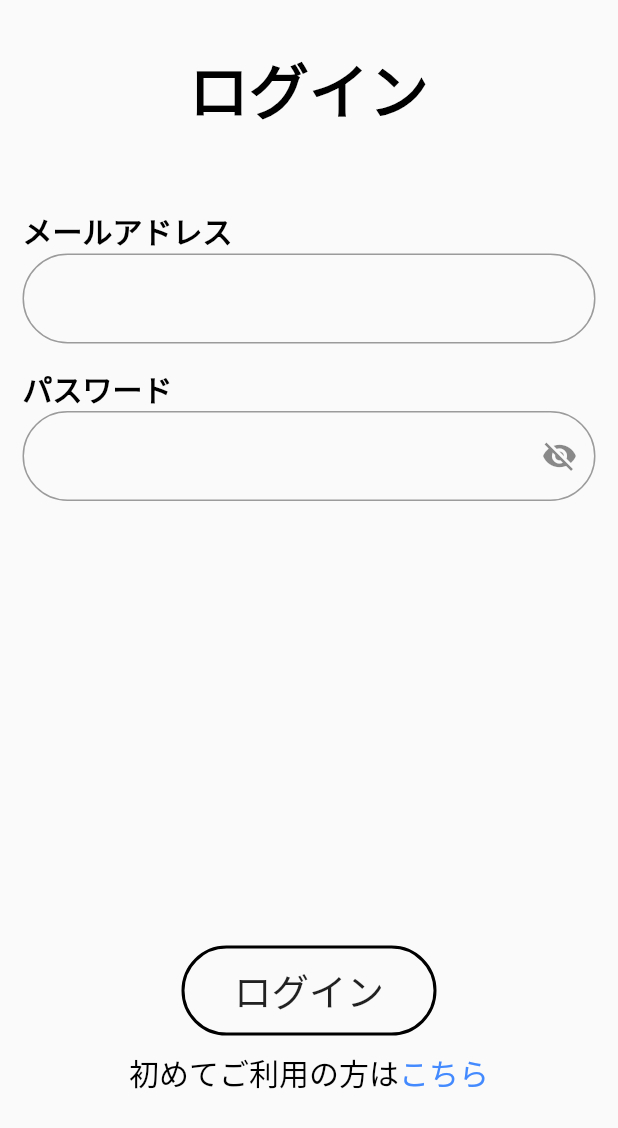
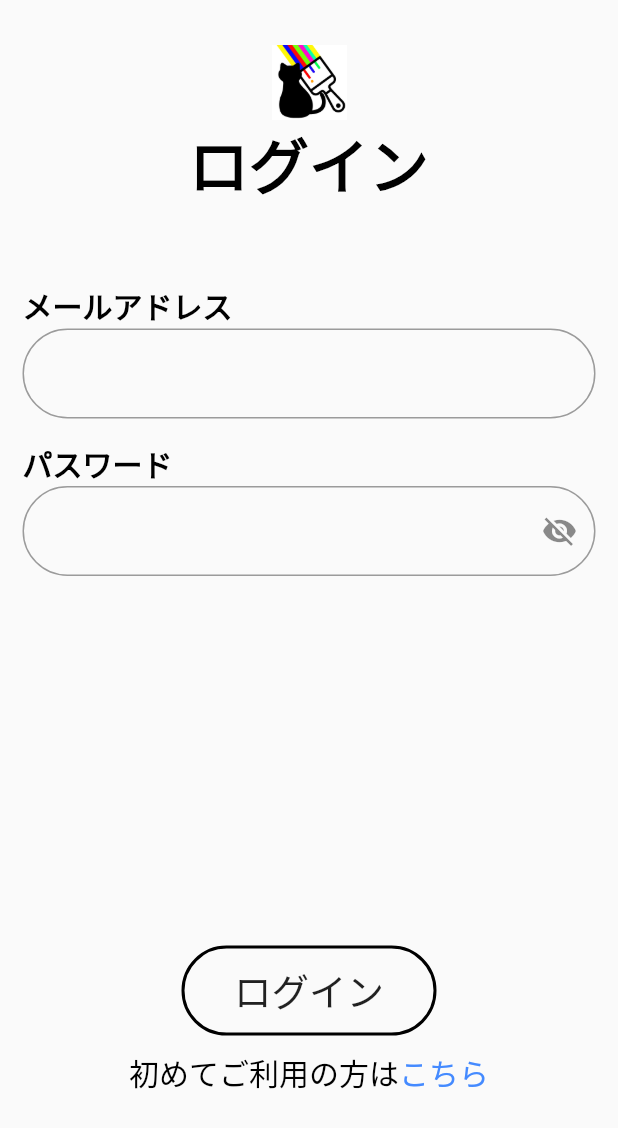
Before and after one commit to KimiMasa1021/HandWrittenMemo-App, a Flutter app: the screen it shows after launch, on a phone screen of 412 x 824 dp. Shown: the top 1128 px of the screen. Run offline on Flutter 3.47's test engine with Material 2 defaults, Android fonts, the phone set to English and light mode, and no system bars; our stand-ins replace cached_network_image, cloud_firestore, firebase_auth, firebase_core, firebase_storage, flutter_colorpicker and 5 more; missing offline and left inert: unity_ads_plugin; accounts and stored records are empty.

Commit message:
🐧ピヨピヨ

```diff
--- a/lib/common/shared/loading.dart
+++ b/lib/common/shared/loading.dart
@@ -11,6 +11,7 @@ class Loading extends StatelessWidget {
     return Scaffold(
       body: Center(
         child: Column(
+          mainAxisAlignment: MainAxisAlignment.center,
           children: [
             Text("読み込み中です...", style: textStyleBold20),
             const SpinKitFadingCircle(
--- a/lib/main.dart
+++ b/lib/main.dart
@@ -20,6 +20,7 @@ class MyApp extends StatelessWidget {
   @override
   Widget build(BuildContext context) {
     return const MaterialApp(
+      debugShowCheckedModeBanner: false,
       title: 'Flutter Demo',
       home: Separation(),
     );
--- a/lib/screens/Auth/sign_in.dart
+++ b/lib/screens/Auth/sign_in.dart
@@ -49,6 +49,14 @@ class SignIn extends HookConsumerWidget {
                           child: Column(
                             crossAxisAlignment: CrossAxisAlignment.start,
                             children: [
+                              const SizedBox(
+                                width: double.infinity,
+                                child: Image(
+                                  width: 50,
+                                  height: 50,
+                                  image: AssetImage("assets/cat.png"),
+                                ),
+                              ),
                               SizedBox(
                                 width: double.infinity,
                                 child: Center(
--- a/lib/screens/Home/home_details.dart
+++ b/lib/screens/Home/home_details.dart
@@ -26,7 +26,7 @@ class PictureDetails extends HookConsumerWidget {
 
     final pictureRepositry = ref.watch(pictureRepositoryProvider);
 
-    final _shareKey = GlobalKey();
+    final shareKey = GlobalKey();
 
     return SafeArea(
       child: Scaffold(
@@ -48,7 +48,7 @@ class PictureDetails extends HookConsumerWidget {
                       'Banner Ad $placementId failed: $error $message'),
                 ),
                 RepaintBoundary(
-                  key: _shareKey,
+                  key: shareKey,
                   child: Container(
                     decoration: BoxDecoration(gradient: gradation02),
                     child: Column(
@@ -83,7 +83,7 @@ class PictureDetails extends HookConsumerWidget {
                   text: "画像を共有する",
                   buttonIcon: const Icon(Icons.share),
                   function: () async {
-                    await pictureRepositry.shareImageAndText(_shareKey);
+                    await pictureRepositry.shareImageAndText(shareKey);
                   },
                 ),
                 HomeDetailsButton(
--- a/lib/screens/Paint/PaintComponent/paint_operate_icon.dart
+++ b/lib/screens/Paint/PaintComponent/paint_operate_icon.dart
@@ -16,7 +16,6 @@ class PaintOperateIcon extends HookConsumerWidget {
 
   @override
   Widget build(BuildContext context, WidgetRef ref) {
-    final paintController = ref.watch(drawControllerProvider.notifier);
     final state = ref.watch(drawControllerProvider);
     return InkWell(
       onTap: () => function(),
--- a/lib/screens/Paint/PaintComponent/paint_save_dialog.dart
+++ b/lib/screens/Paint/PaintComponent/paint_save_dialog.dart
@@ -88,8 +88,10 @@ class PaintSaveDialog extends HookConsumerWidget {
                       onFailed: (placementId, error, message) => debugPrint(
                           'Load Failed $placementId: $error $message'),
                     );
-                    Navigator.push(context,
-                        MaterialPageRoute(builder: (context) => HomeScreen()));
+                    Navigator.push(
+                        context,
+                        MaterialPageRoute(
+                            builder: (context) => const HomeScreen()));
                   },
                   style: ElevatedButton.styleFrom(
                     primary: const Color.fromARGB(199, 191, 255, 255),
--- a/pubspec.yaml
+++ b/pubspec.yaml
@@ -52,6 +52,7 @@ dependencies:
   share_plus: ^4.0.10
   zoom_widget: ^0.2.1
   flutter_colorpicker: ^1.0.3
+  flutter_launcher_icons: ^0.9.3
 
 dev_dependencies:
   flutter_test:
@@ -82,3 +83,7 @@ flutter:
     - family: MyFlutterApp
       fonts:
         - asset: assets/MyFlutterApp.ttf
+
+flutter_icons:
+  android: "launcher_icon"
+  image_path: "assets/cat.png"
```
Also changed, not shown: lib/screens/Auth/register.dart (+8 -0 lines), lib/screens/Home/home_nodata.dart (+9 -6 lines), assets/cat.png (added), assets/tutorial.png (added), pubspec.lock, 6 other files.
